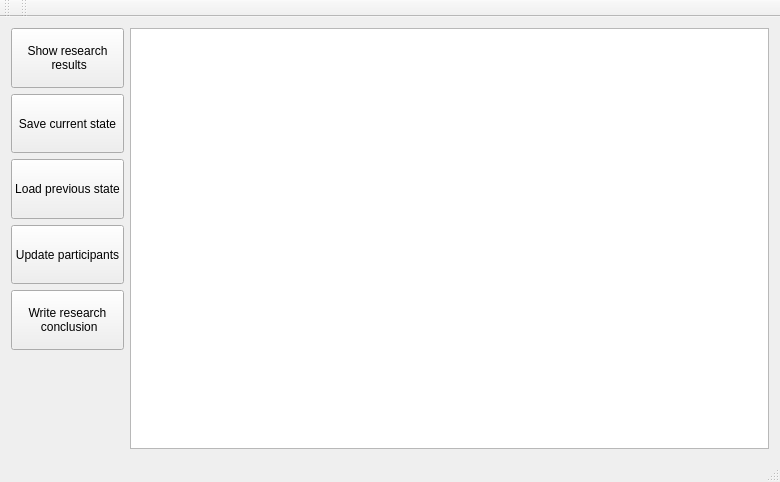
First picture: the form in mainwindow.ui, repository Zasimovich5382/ETU-OOT-Sociometry, before the edit.
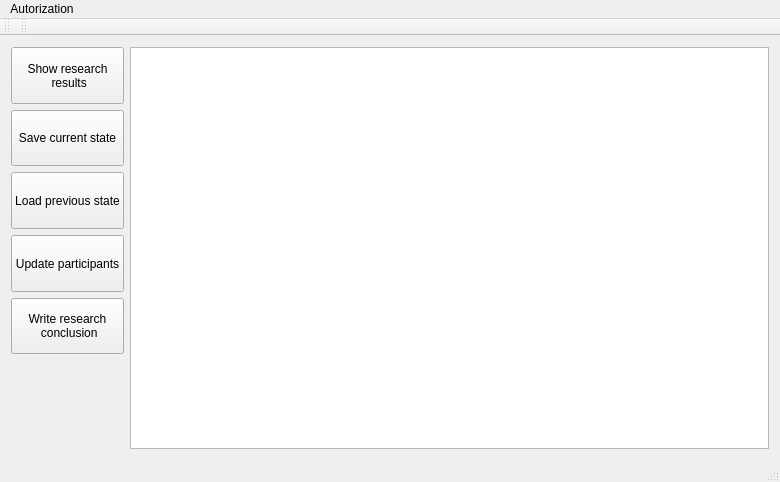
Second picture: the form after the edit.

Diff of the .ui file:
```diff
--- a/mainwindow.ui
+++ b/mainwindow.ui
@@ -139,6 +139,13 @@
      <height>22</height>
     </rect>
    </property>
+   <widget class="QMenu" name="menuAutorization">
+    <property name="title">
+     <string>Autorization</string>
+    </property>
+    <addaction name="actionLog_out"/>
+   </widget>
+   <addaction name="menuAutorization"/>
   </widget>
   <action name="actionLogin">
    <property name="text">
```
Left out of the diff: 5 changed lines with no effect on the pictures.
